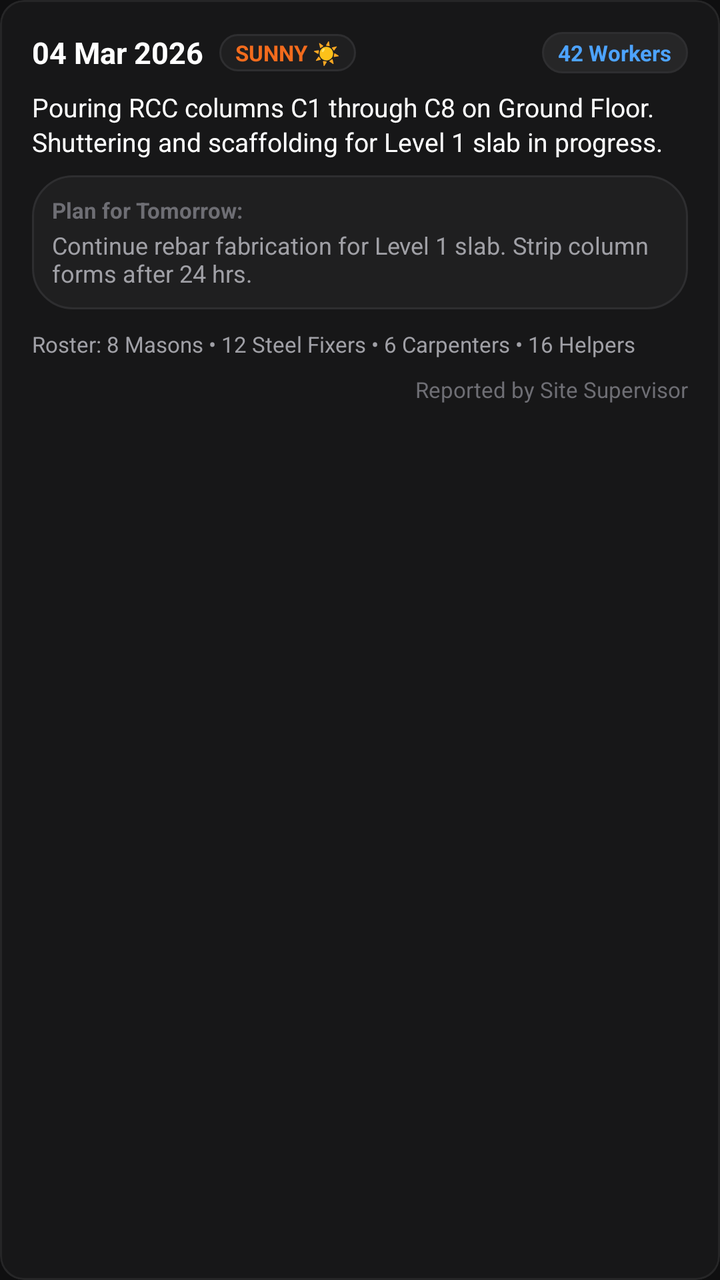
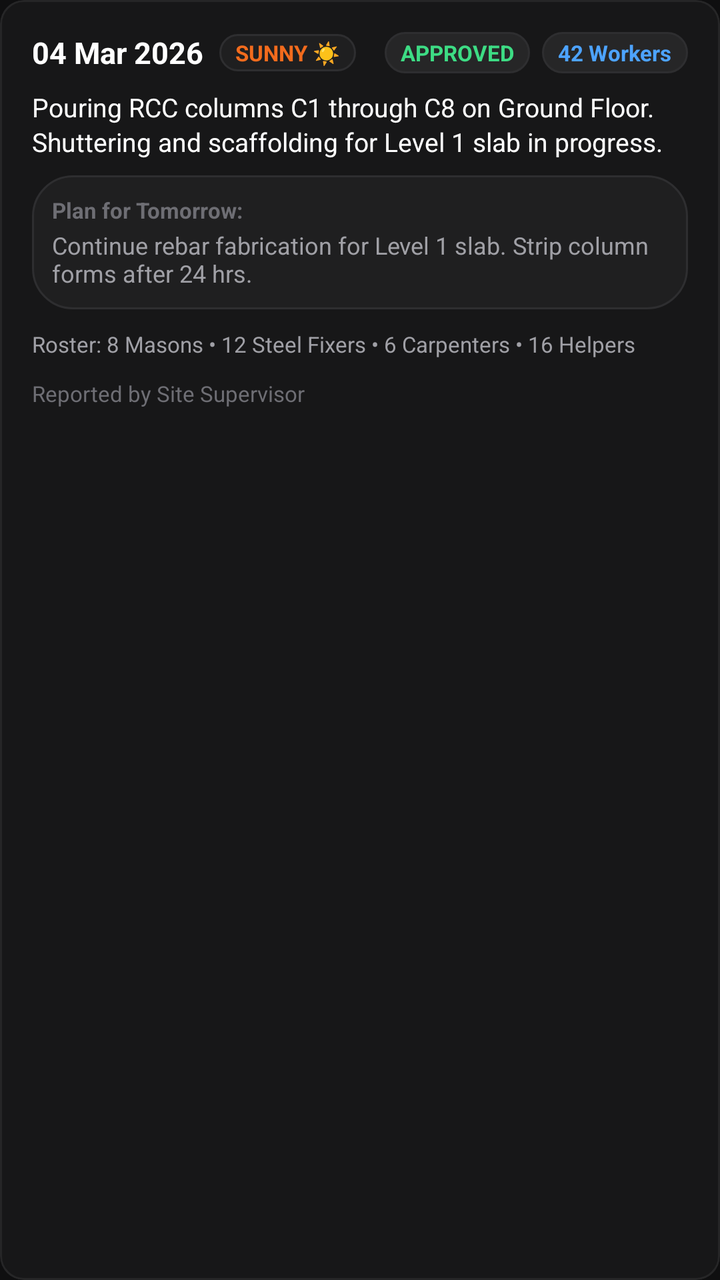

Compare the two renders of this Android layout. The source of the first and the diff that turns it into the second are given below.
<!-- AndroidManifest.xml: application theme Theme.Contructionmanagementapp -->
<!-- res/layout/item_daily_report.xml -->
<?xml version="1.0" encoding="utf-8"?>
<com.google.android.material.card.MaterialCardView xmlns:android="http://schemas.android.com/apk/res/android"
    xmlns:app="http://schemas.android.com/apk/res-auto"
    android:layout_width="match_parent"
    android:layout_height="wrap_content"
    android:layout_marginBottom="12dp"
    app:cardBackgroundColor="@color/cms_surface"
    app:cardCornerRadius="12dp"
    app:cardElevation="0dp"
    app:strokeColor="@color/cms_surface_bright"
    app:strokeWidth="1dp">

    <LinearLayout
        android:layout_width="match_parent"
        android:layout_height="wrap_content"
        android:orientation="vertical"
        android:padding="16dp">

        <LinearLayout
            android:layout_width="match_parent"
            android:layout_height="wrap_content"
            android:gravity="center_vertical"
            android:orientation="horizontal">

            <TextView
                android:id="@+id/tvDsrDate"
                android:layout_width="wrap_content"
                android:layout_height="wrap_content"
                android:text="04 Mar 2026"
                android:textColor="@color/cms_text_primary"
                android:textSize="15sp"
                android:textStyle="bold" />

            <TextView
                android:id="@+id/tvDsrWeather"
                android:layout_width="wrap_content"
                android:layout_height="wrap_content"
                android:layout_marginStart="8dp"
                android:background="@drawable/bg_chip_unselected"
                android:paddingHorizontal="8dp"
                android:paddingVertical="2dp"
                android:text="SUNNY ☀️"
                android:textColor="@color/cms_accent"
                android:textSize="11sp"
                android:textStyle="bold" />

            <View
                android:layout_width="0dp"
                android:layout_height="1dp"
                android:layout_weight="1" />

            <TextView
                android:id="@+id/tvDsrHeadcount"
                android:layout_width="wrap_content"
                android:layout_height="wrap_content"
                android:background="@drawable/bg_status_badge"
                android:paddingHorizontal="8dp"
                android:paddingVertical="3dp"
                android:text="42 Workers"
                android:textColor="@color/cms_info"
                android:textSize="11sp"
                android:textStyle="bold" />
        </LinearLayout>

        <TextView
            android:id="@+id/tvDsrWorkSummary"
            android:layout_width="match_parent"
            android:layout_height="wrap_content"
            android:layout_marginTop="8dp"
            android:lineSpacingExtra="2dp"
            android:text="Pouring RCC columns C1 through C8 on Ground Floor. Shuttering and scaffolding for Level 1 slab in progress."
            android:textColor="@color/cms_text_primary"
            android:textSize="13sp" />

        <LinearLayout
            android:id="@+id/layoutTomorrow"
            android:layout_width="match_parent"
            android:layout_height="wrap_content"
            android:layout_marginTop="8dp"
            android:background="@drawable/bg_card"
            android:orientation="vertical"
            android:padding="10dp">

            <TextView
                android:layout_width="wrap_content"
                android:layout_height="wrap_content"
                android:text="Plan for Tomorrow:"
                android:textColor="@color/cms_text_tertiary"
                android:textSize="11sp"
                android:textStyle="bold" />

            <TextView
                android:id="@+id/tvDsrPlannedTomorrow"
                android:layout_width="match_parent"
                android:layout_height="wrap_content"
                android:layout_marginTop="2dp"
                android:text="Continue rebar fabrication for Level 1 slab. Strip column forms after 24 hrs."
                android:textColor="@color/cms_text_secondary"
                android:textSize="12sp" />
        </LinearLayout>

        
        <TextView
            android:id="@+id/tvDsrTradesRoster"
            android:layout_width="match_parent"
            android:layout_height="wrap_content"
            android:layout_marginTop="10dp"
            android:ellipsize="end"
            android:maxLines="1"
            android:text="Roster: 8 Masons • 12 Steel Fixers • 6 Carpenters • 16 Helpers"
            android:textColor="@color/cms_text_secondary"
            android:textSize="11sp" />

        <LinearLayout
            android:layout_width="match_parent"
            android:layout_height="wrap_content"
            android:layout_marginTop="8dp"
            android:gravity="end"
            android:orientation="horizontal">

            <TextView
                android:id="@+id/tvDsrCreatedBy"
                android:layout_width="wrap_content"
                android:layout_height="wrap_content"
                android:text="Reported by Site Supervisor"
                android:textColor="@color/cms_text_tertiary"
                android:textSize="11sp" />
        </LinearLayout>

    </LinearLayout>

</com.google.android.material.card.MaterialCardView>
<!-- resources referenced by this layout -->
<resources>
  <color name="cms_accent">#F26B1D</color>
  <color name="cms_info">#4DA3FF</color>
  <color name="cms_surface">#171718</color>
  <color name="cms_surface_bright">#262627</color>
  <color name="cms_text_primary">#FFFFFF</color>
  <color name="cms_text_secondary">#A0A0A6</color>
  <color name="cms_text_tertiary">#6E6E74</color>
  <!-- drawable bg_card (drawable) -->
  <?xml version="1.0" encoding="utf-8"?>
  <shape xmlns:android="http://schemas.android.com/apk/res/android"
      android:shape="rectangle">
      <solid android:color="@color/cms_card" />
      <stroke
          android:width="@dimen/cms_stroke_card"
          android:color="@color/cms_border" />
      <corners android:radius="@dimen/cms_radius_card" />
  </shape>
  <!-- drawable bg_chip_unselected (drawable) -->
  <?xml version="1.0" encoding="utf-8"?>
  <shape xmlns:android="http://schemas.android.com/apk/res/android"
      android:shape="rectangle">
      <solid android:color="@color/cms_card" />
      <stroke
          android:width="@dimen/cms_stroke_chip"
          android:color="@color/cms_border" />
      <corners android:radius="@dimen/cms_radius_chip" />
  </shape>
  <!-- drawable bg_status_badge (drawable) -->
  <?xml version="1.0" encoding="utf-8"?>
  <shape xmlns:android="http://schemas.android.com/apk/res/android"
      android:shape="rectangle">
      <corners android:radius="@dimen/cms_radius_pill" />
      <stroke
          android:width="1dp"
          android:color="@color/cms_border" />
      <solid android:color="@color/cms_card_elevated" />
  </shape>
  <style name="Theme.Contructionmanagementapp" parent="Theme.CMS" />
  <color name="cms_card">#1F1F20</color>
  <dimen name="cms_stroke_card">1dp</dimen>
  <color name="cms_border">#2E2E30</color>
  <dimen name="cms_radius_card">20dp</dimen>
  <dimen name="cms_stroke_chip">1dp</dimen>
  <dimen name="cms_radius_chip">14dp</dimen>
  <dimen name="cms_radius_pill">999dp</dimen>
  <color name="cms_card_elevated">#262627</color>
  <color name="cms_accent_pressed">#D95A10</color>
  <color name="cms_accent_on">#FFFFFF</color>
  <color name="cms_background">#0F0F10</color>
  <style name="Theme.CMS.BottomSheetDialog" parent="ThemeOverlay.Material3.BottomSheetDialog">
          <item name="bottomSheetStyle">@style/Widget.CMS.BottomSheet.Modal</item>
          <item name="android:windowIsFloating">false</item>
          <item name="android:statusBarColor">@color/cms_transparent</item>
          <item name="android:navigationBarColor">@color/cms_surface</item>
      </style>
  <style name="Widget.CMS.BottomSheet.Modal" parent="Widget.Material3.BottomSheet.Modal">
          <item name="backgroundTint">@color/cms_surface</item>
          <item name="shapeAppearance">@style/ShapeAppearance.CMS.BottomSheet</item>
      </style>
  <color name="cms_transparent">#00000000</color>
  <style name="ShapeAppearance.CMS.BottomSheet" parent="ShapeAppearance.Material3.Corner.None">
          <item name="cornerSizeTopLeft">@dimen/cms_radius_card</item>
          <item name="cornerSizeTopRight">@dimen/cms_radius_card</item>
          <item name="cornerSizeBottomLeft">0dp</item>
          <item name="cornerSizeBottomRight">0dp</item>
      </style>
  <!-- unchanged entries left out for length: 1 -->
</resources>

<!-- the commit's change to res/layout/item_daily_report.xml (unified diff, before → after) -->
@@ -48,6 +48,19 @@
                 android:layout_width="0dp"
                 android:layout_height="1dp"
                 android:layout_weight="1" />
+
+            <TextView
+                android:id="@+id/tvDsrStatusBadge"
+                android:layout_width="wrap_content"
+                android:layout_height="wrap_content"
+                android:layout_marginEnd="6dp"
+                android:background="@drawable/bg_status_badge"
+                android:paddingHorizontal="8dp"
+                android:paddingVertical="3dp"
+                android:text="APPROVED"
+                android:textColor="@color/cms_success"
+                android:textSize="11sp"
+                android:textStyle="bold" />
 
             <TextView
                 android:id="@+id/tvDsrHeadcount"
@@ -111,20 +124,51 @@
             android:textColor="@color/cms_text_secondary"
             android:textSize="11sp" />
 
+        
+        <LinearLayout
+            android:id="@+id/layoutApprovalNotes"
+            android:layout_width="match_parent"
+            android:layout_height="wrap_content"
+            android:layout_marginTop="8dp"
+            android:background="@drawable/bg_card"
+            android:orientation="horizontal"
+            android:padding="8dp"
+            android:visibility="gone">
+
+            <TextView
+                android:id="@+id/tvDsrApprovalDetails"
+                android:layout_width="match_parent"
+                android:layout_height="wrap_content"
+                android:text="Approved by Vikram Sharma: Pour records verified."
+                android:textColor="@color/cms_success"
+                android:textSize="11sp" />
+        </LinearLayout>
+
         <LinearLayout
             android:layout_width="match_parent"
             android:layout_height="wrap_content"
-            android:layout_marginTop="8dp"
-            android:gravity="end"
+            android:layout_marginTop="10dp"
+            android:gravity="center_vertical"
             android:orientation="horizontal">
 
             <TextView
                 android:id="@+id/tvDsrCreatedBy"
-                android:layout_width="wrap_content"
+                android:layout_width="0dp"
                 android:layout_height="wrap_content"
+                android:layout_weight="1"
                 android:text="Reported by Site Supervisor"
                 android:textColor="@color/cms_text_tertiary"
                 android:textSize="11sp" />
+
+            <com.google.android.material.button.MaterialButton
+                android:id="@+id/btnApproveDsr"
+                style="@style/Widget.CMS.Button.Secondary"
+                android:layout_width="wrap_content"
+                android:layout_height="36dp"
+                android:paddingHorizontal="12dp"
+                android:text="Review &amp; Approve"
+                android:textSize="11sp"
+                android:visibility="gone" />
         </LinearLayout>
 
     </LinearLayout>
<!-- resource entries referenced after the edit -->
@@ -2,6 +2,7 @@
 <resources>
   <color name="cms_accent">#F26B1D</color>
   <color name="cms_info">#4DA3FF</color>
+  <color name="cms_success">#3DDC84</color>
   <color name="cms_surface">#171718</color>
   <color name="cms_surface_bright">#262627</color>
   <color name="cms_text_primary">#FFFFFF</color>
@@ -37,6 +38,14 @@
           android:color="@color/cms_border" />
       <solid android:color="@color/cms_card_elevated" />
   </shape>
+  <style name="Widget.CMS.Button.Secondary" parent="Widget.Material3.Button.TonalButton">
+          <item name="android:backgroundTint">@color/cms_card_elevated</item>
+          <item name="android:textColor">@color/cms_accent</item>
+          <item name="cornerRadius">@dimen/cms_radius_chip</item>
+          <item name="android:minHeight">@dimen/cms_touch_target_min</item>
+          <item name="android:textStyle">bold</item>
+          <item name="rippleColor">@color/cms_accent_tint</item>
+      </style>
   <style name="Theme.Contructionmanagementapp" parent="Theme.CMS" />
   <color name="cms_card">#1F1F20</color>
   <dimen name="cms_stroke_card">1dp</dimen>
@@ -46,6 +55,8 @@
   <dimen name="cms_radius_chip">14dp</dimen>
   <dimen name="cms_radius_pill">999dp</dimen>
   <color name="cms_card_elevated">#262627</color>
+  <dimen name="cms_touch_target_min">48dp</dimen>
+  <color name="cms_accent_tint">#26F26B1D</color>
   <color name="cms_accent_pressed">#D95A10</color>
   <color name="cms_accent_on">#FFFFFF</color>
   <color name="cms_background">#0F0F10</color>
